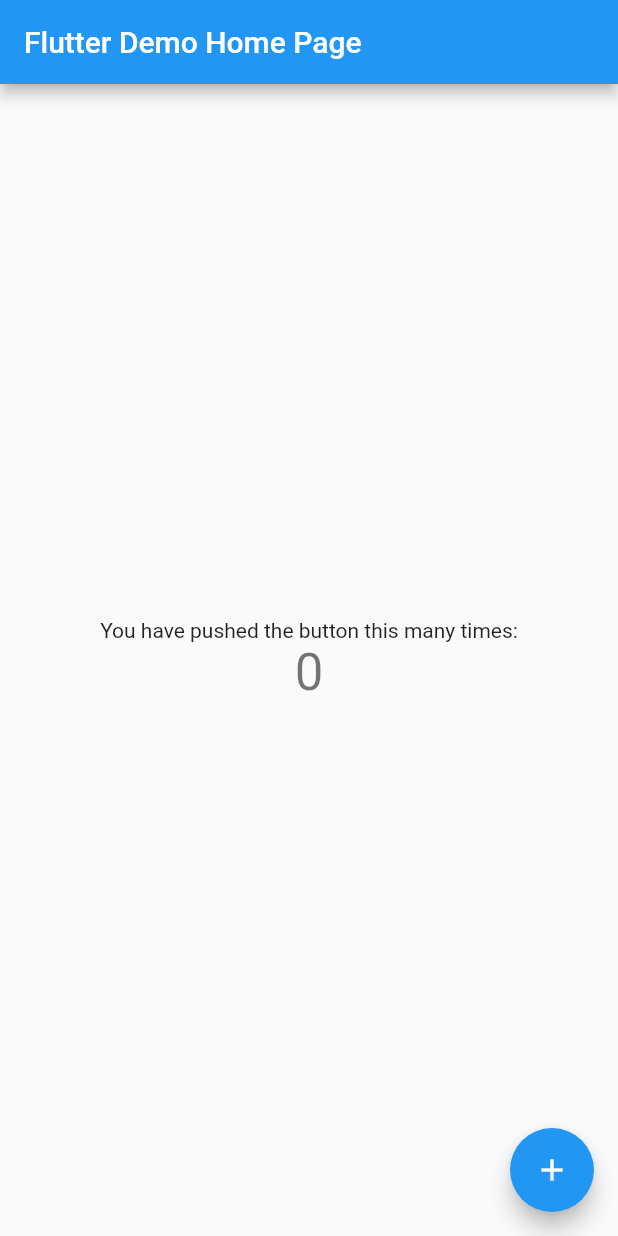
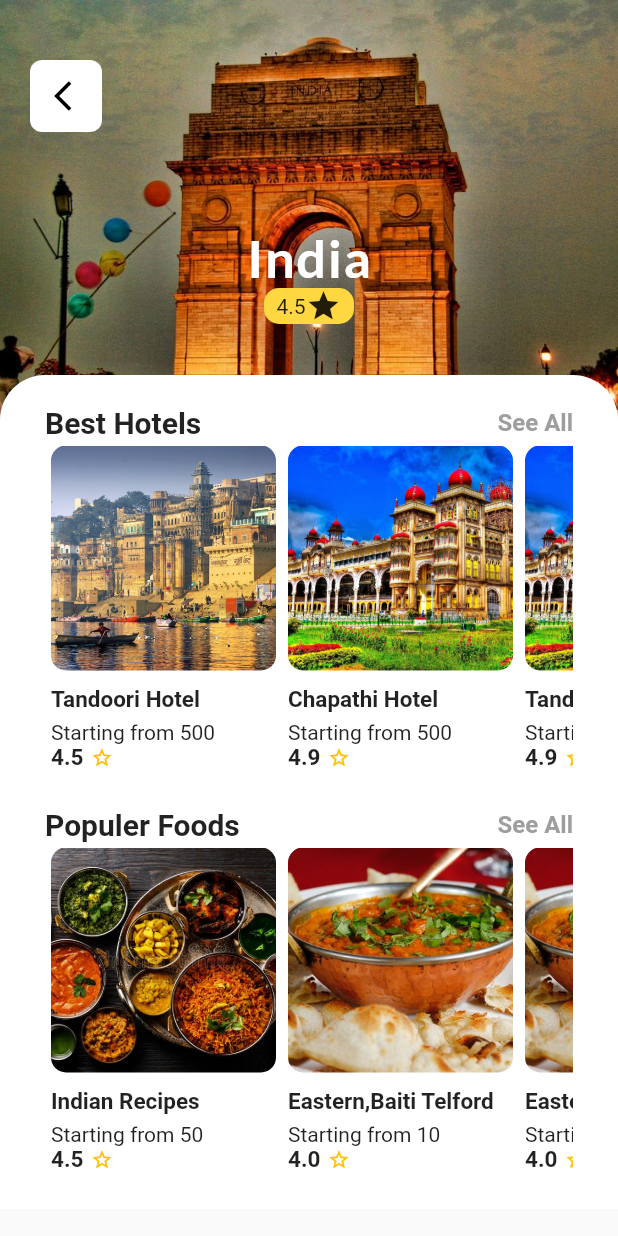
Before and after one commit to Pritom-Chaki/travel_app, a Flutter app: the screen it shows after launch, on a phone screen of 412 x 824 dp. Run offline on Flutter 3.47's test engine with Material 2 defaults, Android fonts, the phone set to English and light mode, and no system bars; our stand-ins replace google_fonts.

Commit message:
2nd Update

```diff
--- /dev/null
+++ b/lib/homePage.dart
@@ -0,0 +1,313 @@
+import 'package:flutter/cupertino.dart';
+import 'package:flutter/material.dart';
+import 'package:google_fonts/google_fonts.dart';
+
+
+import 'models/dataMode.dart';
+
+class HomePage extends StatefulWidget {
+  @override
+  _HomePageState createState() => _HomePageState();
+}
+
+class _HomePageState extends State<HomePage> {
+  List hotels = [
+    DataModel(
+        imgUrl: 'assets/images/hotel1.jpeg',
+        name: 'Tandoori Hotel',
+        price: 500,
+        rating: 4.5),
+    DataModel(
+        imgUrl: 'assets/images/hotel2.jpeg',
+        name: 'Chapathi Hotel',
+        price: 500,
+        rating: 4.9),
+    DataModel(
+        imgUrl: 'assets/images/hotel2.jpeg',
+        name: 'Tandoori Hotel',
+        price: 500,
+        rating: 4.9)
+  ];
+
+  List foods = [
+    DataModel(
+        imgUrl: 'assets/images/food1.jpeg',
+        name: 'Indian Recipes',
+        price: 50,
+        rating: 4.5),
+    DataModel(
+        imgUrl: 'assets/images/food2.jpeg',
+        name: 'Eastern,Baiti Telford',
+        price: 10,
+        rating: 4.0),
+    DataModel(
+        imgUrl: 'assets/images/food2.jpeg',
+        name: 'Eastern,Baiti Telford',
+        price: 10,
+        rating: 4.0)
+  ];
+
+  @override
+  Widget build(BuildContext context) {
+    return Scaffold(
+      body: SingleChildScrollView(
+        child: Column(
+          children: [
+            Container(
+              child: Stack(
+                children: [
+                  Container(
+                    height: MediaQuery.of(context).size.height * 0.35,
+                    width: double.infinity,
+                    decoration: BoxDecoration(
+                        image: DecorationImage(
+                            fit: BoxFit.cover,
+                            image:
+                                AssetImage('assets/images/background.jpeg'))),
+                  ),
+                  Container(
+                    decoration: BoxDecoration(
+                        color: Colors.white,
+                        borderRadius: BorderRadius.circular(8)),
+                    margin: EdgeInsets.symmetric(horizontal: 20, vertical: 40),
+                    child: IconButton(
+                      padding: EdgeInsets.only(left: 8),
+                      icon: Icon(
+                        Icons.arrow_back_ios,
+                        color: Colors.black,
+                      ),
+                      onPressed: null,
+                    ),
+                  ),
+                  Container(
+                    margin: EdgeInsets.symmetric(vertical: 150),
+                    child: Row(
+                      mainAxisAlignment: MainAxisAlignment.center,
+                      children: [
+                        Column(
+                          children: [
+                            Text(
+                              'India',
+                              textScaleFactor: 1.0,
+                              style: GoogleFonts.lato(
+                                  fontSize: 35,
+                                  letterSpacing: 1,
+                                  fontWeight: FontWeight.w600,
+                                  color: Colors.white),
+                            ),
+                            Container(
+                              width: 60,
+                              child: Row(
+                                crossAxisAlignment: CrossAxisAlignment.center,
+                                mainAxisAlignment: MainAxisAlignment.center,
+                                children: [Text('4.5'), Icon(Icons.star)],
+                              ),
+                              decoration: BoxDecoration(
+                                  color: Colors.amberAccent,
+                                  borderRadius: BorderRadius.circular(10)),
+                            )
+                          ],
+                        )
+                      ],
+                    ),
+                  ),
+                  Container(
+                    margin: EdgeInsets.symmetric(vertical: 250),
+                    child: ClipRRect(
+                        borderRadius: BorderRadius.only(
+                            topRight: Radius.circular(30),
+                            topLeft: Radius.circular(30)),
+                        child: Container(
+                          color: Colors.white,
+                          child: Container(
+                            margin: EdgeInsets.symmetric(
+                                vertical: 20, horizontal: 30),
+                            child: Column(
+                              children: [
+                                Row(
+                                  mainAxisAlignment:
+                                      MainAxisAlignment.spaceBetween,
+                                  children: [
+                                    Text(
+                                      'Best Hotels',
+                                      style: TextStyle(
+                                          fontSize: 20,
+                                          fontWeight: FontWeight.bold),
+                                    ),
+                                    Text(
+                                      'See All',
+                                      style: TextStyle(
+                                          color: Colors.grey,
+                                          fontSize: 16,
+                                          fontWeight: FontWeight.bold),
+                                    ),
+                                  ],
+                                ),
+                                SingleChildScrollView(
+                                    scrollDirection: Axis.horizontal,
+                                    child: Row(
+                                      mainAxisAlignment:
+                                          MainAxisAlignment.spaceBetween,
+                                      crossAxisAlignment:
+                                          CrossAxisAlignment.start,
+                                      children: [
+                                        for (DataModel data in hotels)
+                                          Card(
+                                            elevation: 0,
+                                            child: Column(
+                                              crossAxisAlignment:
+                                                  CrossAxisAlignment.start,
+                                              children: [
+                                                Container(
+                                                  height: 150,
+                                                  width: 150,
+                                                  decoration: BoxDecoration(
+                                                      borderRadius:
+                                                          BorderRadius.circular(
+                                                              10),
+                                                      image: DecorationImage(
+                                                          fit: BoxFit.cover,
+                                                          image: AssetImage(
+                                                              data.imgUrl))),
+                                                ),
+                                                SizedBox(
+                                                  height: 10,
+                                                ),
+                                                Text(
+                                                  data.name,
+                                                  style: TextStyle(
+                                                      fontSize: 15,
+                                                      fontWeight:
+                                                          FontWeight.bold),
+                                                ),
+                                                SizedBox(
+                                                  height: 5,
+                                                ),
+                                                Text(
+                                                    'Starting from ${data.price}'),
+                                                Row(
+                                                  children: [
+                                                    Text(
+                                                      '${data.rating}',
+                                                      style: TextStyle(
+                                                          fontSize: 15,
+                                                          fontWeight:
+                                                              FontWeight.bold),
+                                                    ),
+                                                    SizedBox(
+                                                      width: 5,
+                                                    ),
+                                                    Icon(
+                                                      Icons.star_border,
+                                                      size: 15,
+                                                      color: Colors.amber,
+                                                    )
+                                                  ],
+                                                )
+                                              ],
+                                            ),
+                                          )
+                                      ],
+                                    )),
+                                SizedBox(
+                                  height: 20,
+                                ),
+                                Row(
+                                  mainAxisAlignment:
+                                      MainAxisAlignment.spaceBetween,
+                                  children: [
+                                    Text(
+                                      'Populer Foods ',
+                                      style: TextStyle(
+                                          fontSize: 20,
+                                          fontWeight: FontWeight.bold),
+                                    ),
+                                    Text(
+                                      'See All',
+                                      style: TextStyle(
+                                          color: Colors.grey,
+                                          fontSize: 16,
+                                          fontWeight: FontWeight.bold),
+                                    ),
+                                  ],
+                                ),
+                                SingleChildScrollView(
+                                    scrollDirection: Axis.horizontal,
+                                    child: Row(
+                                      mainAxisAlignment:
+                                          MainAxisAlignment.spaceBetween,
+                                      crossAxisAlignment:
+                                          CrossAxisAlignment.start,
+                                      children: [
+                                        for (DataModel data in foods)
+                                          Card(
+                                            elevation: 0,
+                                            child: Column(
+                                              crossAxisAlignment:
+                                                  CrossAxisAlignment.start,
+                                              children: [
+                                                Container(
+                                                  height: 150,
+                                                  width: 150,
+                                                  decoration: BoxDecoration(
+                                                      borderRadius:
+                                                          BorderRadius.circular(
+                                                              10),
+                                                      image: DecorationImage(
+                                                          fit: BoxFit.cover,
+                                                          image: AssetImage(
+                                                              data.imgUrl))),
+                                                ),
+                                                SizedBox(
+                                                  height: 10,
+                                                ),
+                                                Text(
+                                                  data.name,
+                                                  style: TextStyle(
+                                                      fontSize: 15,
+                                                      fontWeight:
+                                                          FontWeight.bold),
+                                                ),
+                                                SizedBox(
+                                                  height: 5,
+                                                ),
+                                                Text(
+                                                    'Starting from ${data.price}'),
+                                                Row(
+                                                  children: [
+                                                    Text(
+                                                      '${data.rating}',
+                                                      style: TextStyle(
+                                                          fontSize: 15,
+                                                          fontWeight:
+                                                              FontWeight.bold),
+                                                    ),
+                                                    SizedBox(
+                                                      width: 5,
+                                                    ),
+                                                    Icon(
+                                                      Icons.star_border,
+                                                      size: 15,
+                                                      color: Colors.amber,
+                                                    )
+                                                  ],
+                                                )
+                                              ],
+                                            ),
+                                          )
+                                      ],
+                                    ))
+                              ],
+                            ),
+                          ),
+                        )),
+                  )
+                ],
+              ),
+            )
+          ],
+        ),
+      ),
+    );
+  }
+}
--- a/lib/main.dart
+++ b/lib/main.dart
@@ -1,4 +1,6 @@
 import 'package:flutter/material.dart';
+
+import 'homePage.dart';
 
 void main() {
   runApp(MyApp());
@@ -9,105 +11,13 @@
   @override
   Widget build(BuildContext context) {
     return MaterialApp(
-      title: 'Flutter Demo',
+      title: 'TravelingApp',
       theme: ThemeData(
-        // This is the theme of your application.
-        //
-        // Try running your application with "flutter run". You'll see the
-        // application has a blue toolbar. Then, without quitting the app, try
-        // changing the primarySwatch below to Colors.green and then invoke
-        // "hot reload" (press "r" in the console where you ran "flutter run",
-        // or simply save your changes to "hot reload" in a Flutter IDE).
-        // Notice that the counter didn't reset back to zero; the application
-        // is not restarted.
         primarySwatch: Colors.blue,
+        visualDensity: VisualDensity.adaptivePlatformDensity,
       ),
-      home: MyHomePage(title: 'Flutter Demo Home Page'),
+      debugShowCheckedModeBanner: false,
+      home: HomePage(),
     );
   }
 }
-
-class MyHomePage extends StatefulWidget {
-  MyHomePage({Key key, this.title}) : super(key: key);
-
-  // This widget is the home page of your application. It is stateful, meaning
-  // that it has a State object (defined below) that contains fields that affect
-  // how it looks.
-
-  // This class is the configuration for the state. It holds the values (in this
-  // case the title) provided by the parent (in this case the App widget) and
-  // used by the build method of the State. Fields in a Widget subclass are
-  // always marked "final".
-
-  final String title;
-
-  @override
-  _MyHomePageState createState() => _MyHomePageState();
-}
-
-class _MyHomePageState extends State<MyHomePage> {
-  int _counter = 0;
-
-  void _incrementCounter() {
-    setState(() {
-      // This call to setState tells the Flutter framework that something has
-      // changed in this State, which causes it to rerun the build method below
-      // so that the display can reflect the updated values. If we changed
-      // _counter without calling setState(), then the build method would not be
-      // called again, and so nothing would appear to happen.
-      _counter++;
-    });
-  }
-
-  @override
-  Widget build(BuildContext context) {
-    // This method is rerun every time setState is called, for instance as done
-    // by the _incrementCounter method above.
-    //
-    // The Flutter framework has been optimized to make rerunning build methods
-    // fast, so that you can just rebuild anything that needs updating rather
-    // than having to individually change instances of widgets.
-    return Scaffold(
-      appBar: AppBar(
-        // Here we take the value from the MyHomePage object that was created by
-        // the App.build method, and use it to set our appbar title.
-        title: Text(widget.title),
-      ),
-      body: Center(
-        // Center is a layout widget. It takes a single child and positions it
-        // in the middle of the parent.
-        child: Column(
-          // Column is also a layout widget. It takes a list of children and
-          // arranges them vertically. By default, it sizes itself to fit its
-          // children horizontally, and tries to be as tall as its parent.
-          //
-          // Invoke "debug painting" (press "p" in the console, choose the
-          // "Toggle Debug Paint" action from the Flutter Inspector in Android
-          // Studio, or the "Toggle Debug Paint" command in Visual Studio Code)
-          // to see the wireframe for each widget.
-          //
-          // Column has various properties to control how it sizes itself and
-          // how it positions its children. Here we use mainAxisAlignment to
-          // center the children vertically; the main axis here is the vertical
-          // axis because Columns are vertical (the cross axis would be
-          // horizontal).
-          mainAxisAlignment: MainAxisAlignment.center,
-          children: <Widget>[
-            Text(
-              'You have pushed the button this many times:',
-            ),
-            Text(
-              '$_counter',
-              style: Theme.of(context).textTheme.headline4,
-            ),
-          ],
-        ),
-      ),
-      floatingActionButton: FloatingActionButton(
-        onPressed: _incrementCounter,
-        tooltip: 'Increment',
-        child: Icon(Icons.add),
-      ), // This trailing comma makes auto-formatting nicer for build methods.
-    );
-  }
-}
--- /dev/null
+++ b/lib/models/dataMode.dart
@@ -0,0 +1,8 @@
+class DataModel {
+  String name;
+  num price;
+  num rating;
+  String imgUrl;
+
+  DataModel({this.name, this.price, this.rating, this.imgUrl});
+}
```
Also changed, not shown: pubspec.yaml (+9 -34 lines), pubspec.lock.
